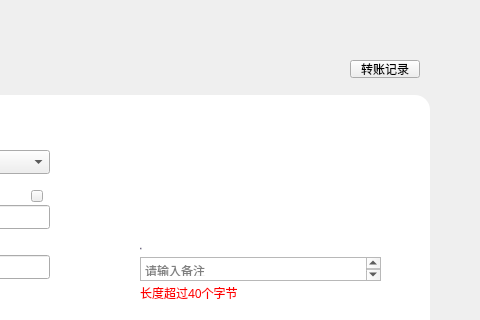
Above: LNKWallet/transfer/transferpage.ui from HcashOrg/hx-indicator before the change; both pictures show x 290 to 770 and y 0 to 320 of the 770 by 510 pixel window. Below: the same form after it.
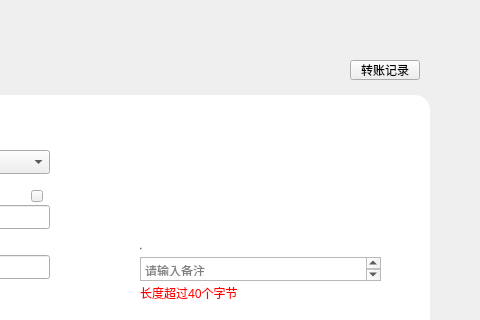
That is the form after the change.

```diff
--- a/LNKWallet/transfer/transferpage.ui
+++ b/LNKWallet/transfer/transferpage.ui
@@ -52,7 +52,7 @@
      <x>640</x>
      <y>60</y>
      <width>70</width>
-     <height>18</height>
+     <height>20</height>
     </rect>
    </property>
    <property name="cursor">
```
Left out of the diff: 4 changed lines with no effect on the pictures.
